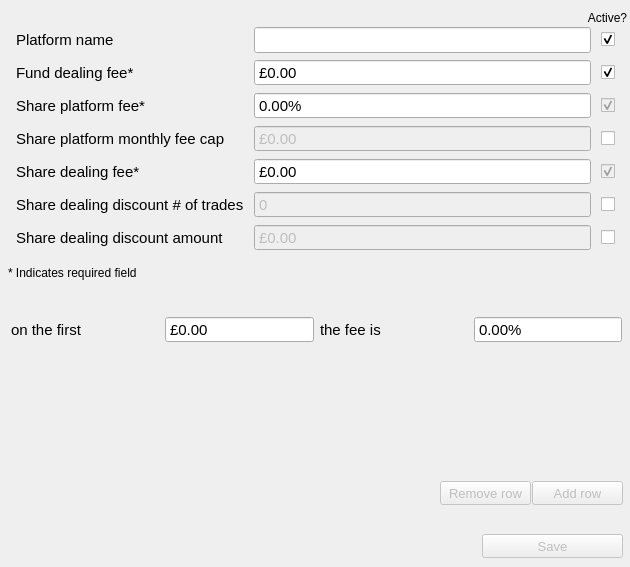
Before: the Qt Designer form gui/platform_edit.ui in RolandWH/SIPPCompare, drawn with Qt 5.
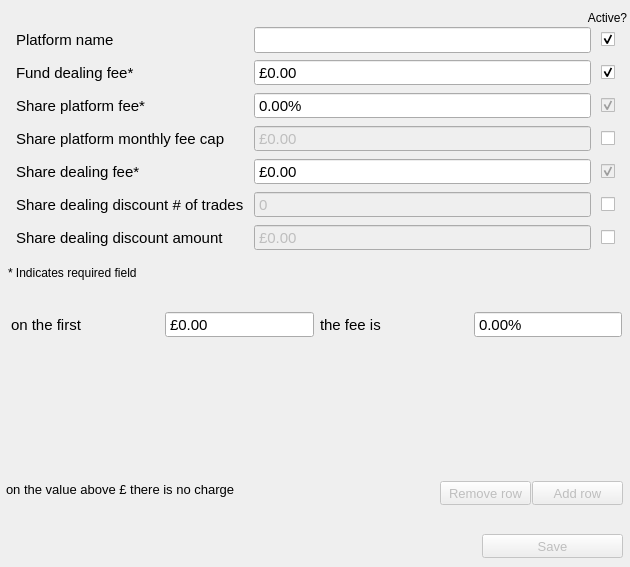
After: the same form once the commit is applied. Custom widgets are drawn as their Qt base class.

Commit message: add dynamic 'on the value above' label

Diff of the .ui file:
```diff
--- a/gui/platform_edit.ui
+++ b/gui/platform_edit.ui
@@ -368,7 +368,7 @@
    <property name="geometry">
     <rect>
      <x>11</x>
-     <y>314</y>
+     <y>309</y>
      <width>611</width>
      <height>31</height>
     </rect>
@@ -487,6 +487,24 @@
     <string>Remove row</string>
    </property>
   </widget>
+  <widget class="QLabel" name="val_above_lab">
+   <property name="geometry">
+    <rect>
+     <x>6</x>
+     <y>479</y>
+     <width>421</width>
+     <height>21</height>
+    </rect>
+   </property>
+   <property name="font">
+    <font>
+     <pointsize>10</pointsize>
+    </font>
+   </property>
+   <property name="text">
+    <string>on the value above £ there is no charge</string>
+   </property>
+  </widget>
  </widget>
  <customwidgets>
   <customwidget>
```
The commit also changes 1 other file.
